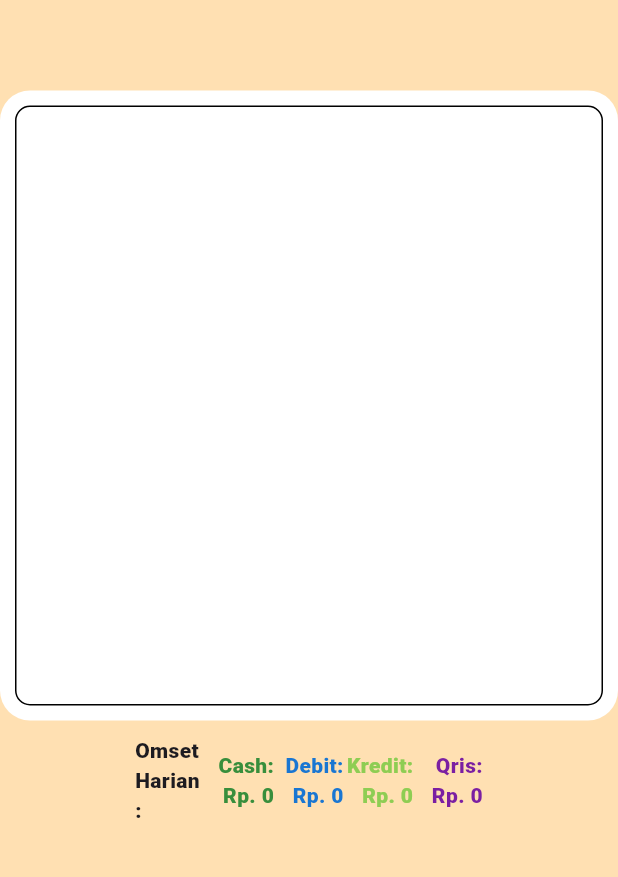
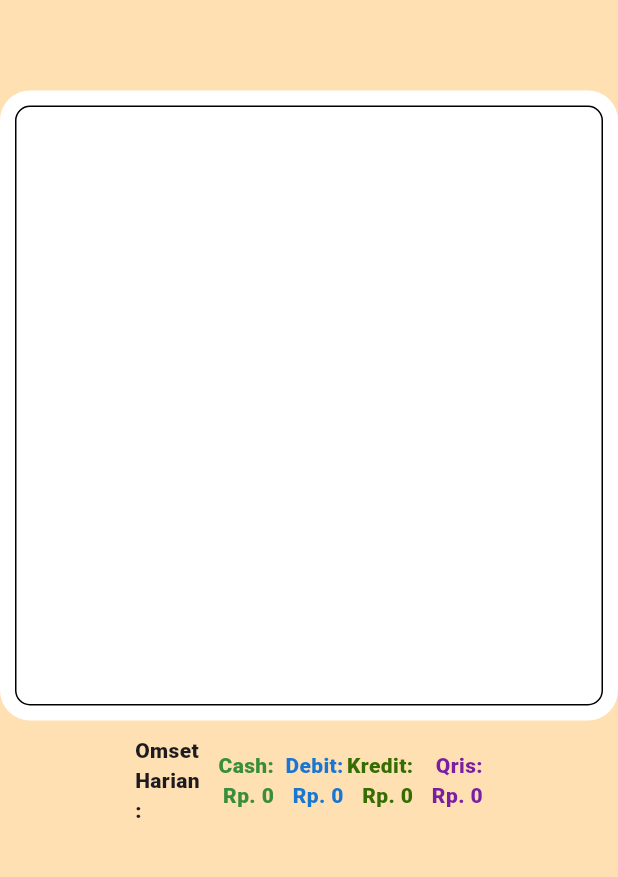
Before and after one commit to Ric255-r/Project_SPA, a Flutter app: the ListTransaksi screen opened directly, on a phone screen of 412 x 824 dp, the part 124-1001 px from its top. Run offline on Flutter 3.47's test engine with Material 3 defaults, Android fonts, the phone set to English and light mode, and no system bars; our stand-ins replace auto_size_text, awesome_notifications, cherry_toast, dartx, dio, file_picker and 11 more; missing offline and left inert: android_intent_plus, dart:ffi, esc_pos_printer, esc_pos_utils, flutter_background_service, mobile_scanner; accounts and stored records are empty; network calls fail.

Commit message:
ubah warna kredit di list

```diff
--- a/lib/resepsionis/list_transaksi.dart
+++ b/lib/resepsionis/list_transaksi.dart
@@ -2537,7 +2537,7 @@ class ListTransaksi extends StatelessWidget {
                           () => Text(
                             "Kredit: ${c.currencyFormatter.format(c.omsetKredit.value)}",
                             textAlign: TextAlign.end,
-                            style: TextStyle(color: const Color.fromARGB(255, 142, 205, 83), fontWeight: FontWeight.w900),
+                            style: TextStyle(color: const Color.fromARGB(255, 54, 109, 2), fontWeight: FontWeight.w900),
                           ),
                         ),
                       ),
```
